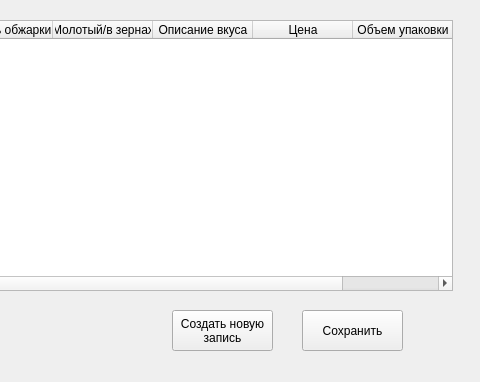
Varushhhka/coffee_task4_lesson1, file main.ui: the form before one commit; both pictures show x 268 to 748 and y 0 to 382 of the 748 by 382 pixel window.
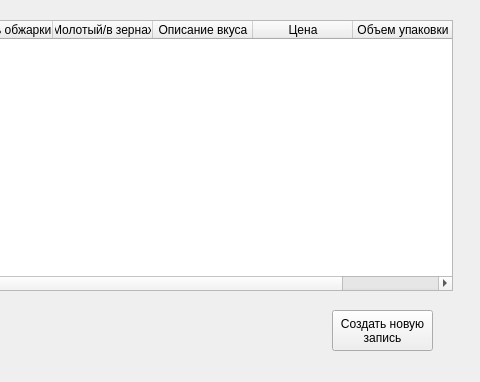
The form after the commit.

Commit message: Finish task5

Diff of the .ui file:
```diff
--- a/main.ui
+++ b/main.ui
@@ -61,7 +61,7 @@
   <widget class="QPushButton" name="btn_create_new">
    <property name="geometry">
     <rect>
-     <x>440</x>
+     <x>600</x>
      <y>310</y>
      <width>101</width>
      <height>41</height>
@@ -72,19 +72,6 @@
 запись</string>
    </property>
   </widget>
-  <widget class="QPushButton" name="btn_save_all">
-   <property name="geometry">
-    <rect>
-     <x>570</x>
-     <y>310</y>
-     <width>101</width>
-     <height>41</height>
-    </rect>
-   </property>
-   <property name="text">
-    <string>Сохранить</string>
-   </property>
-  </widget>
  </widget>
  <resources/>
  <connections/>
```
The commit also changes 1 other file.
